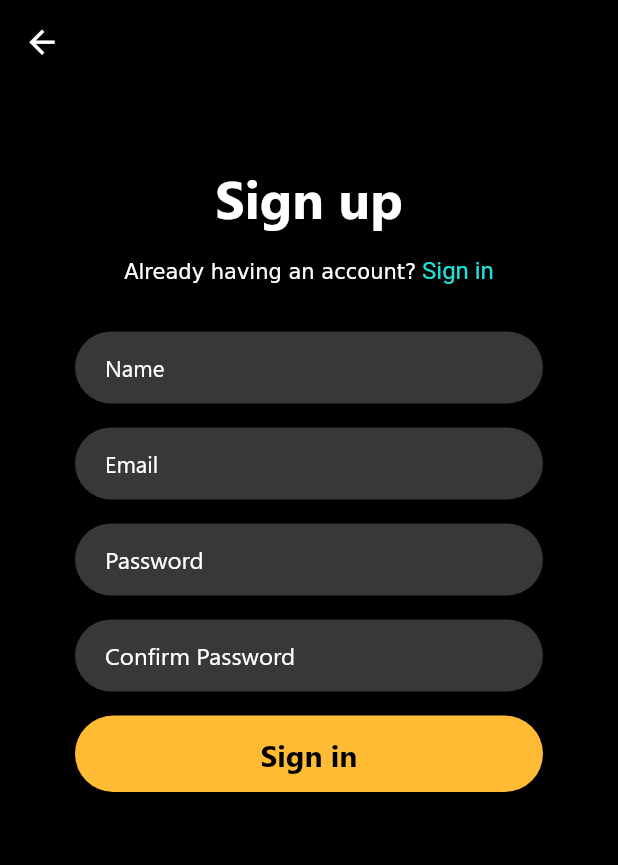
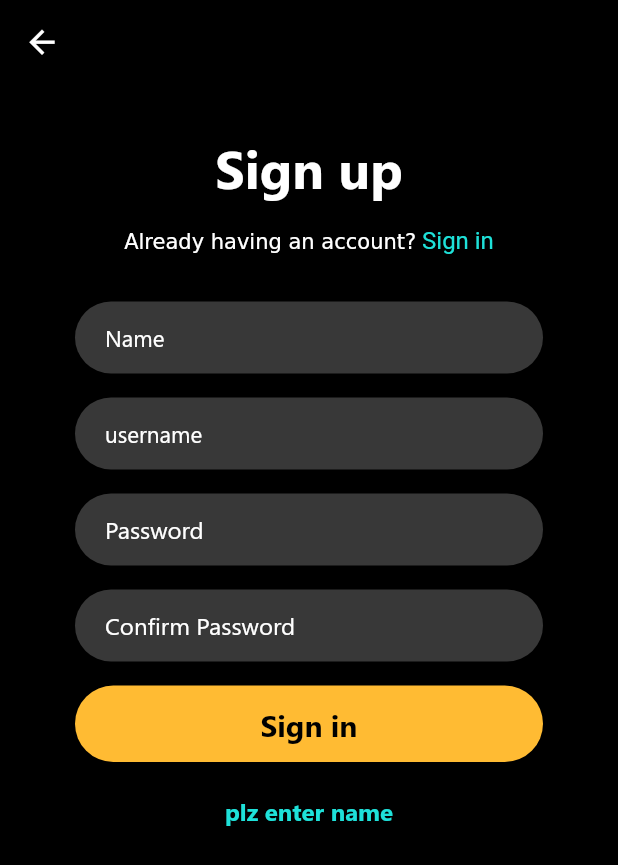
Before and after one commit to Yash2412/MovieZone, a Flutter app: the SignUpScreen screen opened directly, scrolled down 56 dp, after a tap on "Sign in", on a phone screen of 412 x 824 dp. Shown: the top 865 px of the screen. Run offline on Flutter 3.47's test engine with Material 2 defaults, Android fonts, the phone set to English and light mode, and no system bars; our stand-ins replace carousel_slider; missing offline and left inert: flutter_statusbarcolor; network calls fail.

Commit message:
signup connected to api

```diff
--- a/lib/screens/SignIn-UpScreen.dart
+++ b/lib/screens/SignIn-UpScreen.dart
@@ -1,3 +1,5 @@
+// ignore: avoid_web_libraries_in_flutter
+
 import 'package:flutter/gestures.dart';
 import 'package:flutter/material.dart';
 import 'package:http/http.dart' as http;
@@ -262,12 +264,66 @@ class _SignInScreenState extends State<SignInScreen> {
   }
 }
 
+String errorForSigup(num) {
+  if (num == 1) {
+    return "plz enter name";
+  } else if (num == 2) {
+    return "plz enter username";
+  } else if (num == 3) {
+    return "plz enter password";
+  } else if (num == 4)
+    return "plz again enter password";
+  else if (num == 5)
+    return "username alredy exist";
+  else if (num == 6)
+    return "password did not match";
+  else if (num == 7) return "user created succesfully";
+  return "server timed out";
+}
+
+class SignupObj {
+  bool issuccesful;
+  int value;
+  SignupObj({this.issuccesful, this.value});
+  factory SignupObj.fromJson(Map json) {
+    return SignupObj(issuccesful: json['issuccesful'], value: json['value']);
+  }
+}
+
+Future<SignupObj> fetchSignup(
+    String username, String password, String name) async {
+  final http.Response response = await http.post(
+    "http://10.0.2.2:3000/signup",
+    headers: <String, String>{
+      'Content-Type': 'application/json; charset=UTF-8',
+    },
+    body: jsonEncode(<String, String>{
+      'username': username,
+      'password': password,
+      'name': name,
+    }),
+  );
+
+  if (response.statusCode == 200) {
+    return SignupObj.fromJson(jsonDecode(response.body));
+  } else {
+    return SignupObj.fromJson({'issuccesful': false, 'value': 8});
+  }
+}
+
 class SignUpScreen extends StatefulWidget {
   @override
   _SignUpScreenState createState() => _SignUpScreenState();
 }
 
 class _SignUpScreenState extends State<SignUpScreen> {
+  var name = '';
+  var username = '';
+  var password = '';
+  var confirmpassword = '';
+  var value = 0;
+  var isloading = false;
+  var iserror = false;
   @override
   Widget build(BuildContext context) {
     return Scaffold(
@@ -285,7 +341,7 @@ class _SignUpScreenState extends State<SignUpScreen> {
             mainAxisAlignment: MainAxisAlignment.start,
             crossAxisAlignment: CrossAxisAlignment.center,
             children: <Widget>[
-              SizedBox(height: 100),
+              SizedBox(height: 80),
               Container(
                 margin: EdgeInsets.symmetric(vertical: 8),
                 child: Text(
@@ -320,6 +376,11 @@ class _SignUpScreenState extends State<SignUpScreen> {
                   margin: EdgeInsets.symmetric(vertical: 8),
                   width: MediaQuery.of(context).size.width - 100,
                   child: TextField(
+                    onChanged: (value) {
+                      setState(() {
+                        name = value;
+                      });
+                    },
                     maxLines: 1,
                     minLines: 1,
                     style: TextStyle(fontSize: 15, color: Colors.white),
@@ -340,6 +401,11 @@ class _SignUpScreenState extends State<SignUpScreen> {
                   margin: EdgeInsets.symmetric(vertical: 8),
                   width: MediaQuery.of(context).size.width - 100,
                   child: TextField(
+                    onChanged: (value) {
+                      setState(() {
+                        username = value;
+                      });
+                    },
                     maxLines: 1,
                     minLines: 1,
                     style: TextStyle(fontSize: 15, color: Colors.white),
@@ -347,7 +413,7 @@ class _SignUpScreenState extends State<SignUpScreen> {
                         contentPadding:
                             EdgeInsets.symmetric(vertical: 12, horizontal: 20),
                         filled: true,
-                        hintText: 'Email',
+                        hintText: 'username',
                         hintStyle: TextStyle(fontSize: 15, color: Colors.white),
                         border: new OutlineInputBorder(
                             borderRadius: const BorderRadius.all(
@@ -360,6 +426,11 @@ class _SignUpScreenState extends State<SignUpScreen> {
                   margin: EdgeInsets.symmetric(vertical: 8),
                   width: MediaQuery.of(context).size.width - 100,
                   child: TextField(
+                    onChanged: (value) {
+                      setState(() {
+                        password = value;
+                      });
+                    },
                     maxLines: 1,
                     minLines: 1,
                     obscureText: true,
@@ -382,6 +453,11 @@ class _SignUpScreenState extends State<SignUpScreen> {
                   margin: EdgeInsets.symmetric(vertical: 8),
                   width: MediaQuery.of(context).size.width - 100,
                   child: TextField(
+                    onChanged: (value) {
+                      setState(() {
+                        confirmpassword = value;
+                      });
+                    },
                     maxLines: 1,
                     minLines: 1,
                     obscureText: true,
@@ -407,7 +483,65 @@ class _SignUpScreenState extends State<SignUpScreen> {
                   padding: EdgeInsets.symmetric(vertical: 12),
                   shape: RoundedRectangleBorder(
                       borderRadius: BorderRadius.circular(27.0)),
-                  onPressed: () {},
+                  onPressed: () async {
+                    if (name == '') {
+                      setState(() {
+                        value = 1;
+                        iserror = true;
+                      });
+                    } else if (username == '') {
+                      setState(() {
+                        value = 2;
+                        iserror = true;
+                      });
+                    } else if (password == '') {
+                      setState(() {
+                        value = 3;
+                        iserror = true;
+                      });
+                    } else if (confirmpassword == '') {
+                      setState(() {
+                        value = 4;
+                        iserror = true;
+                      });
+                    } else if (confirmpassword != password) {
+                      setState(() {
+                        value = 6;
+                        iserror = true;
+                      });
+                    } else {
+                      setState(() {
+                        isloading = true;
+                        iserror = false;
+                      });
+                      var temp = await fetchSignup(username, password, name)
+                          .timeout(const Duration(seconds: 8), onTimeout: () {
+                        return SignupObj.fromJson(
+                            {'issuccesful': false, 'value': 8});
+                      });
+                      if (temp.value == 8) {
+                        setState(() {
+                          isloading = false;
+                          iserror = true;
+                          value = 8;
+                        });
+                      } else {
+                        if (temp.issuccesful) {
+                          setState(() {
+                            isloading = false;
+                            iserror = true;
+                            value = 7;
+                          });
+                        } else {
+                          setState(() {
+                            isloading = false;
+                            iserror = true;
+                            value = 5;
+                          });
+                        }
+                      }
+                    }
+                  },
                   color: kColorYellow,
                   textColor: Colors.white,
                   child: Text("Sign in",
@@ -417,19 +551,30 @@ class _SignUpScreenState extends State<SignUpScreen> {
                           fontWeight: FontWeight.bold)),
                 ),
               ),
-              // Container(
-              //   width: MediaQuery.of(context).size.width - 100,
-              //   margin: EdgeInsets.symmetric(vertical: 8),
-              //   child: FlatButton(
-              //     onPressed: () {},
-              //     textColor: Colors.white,
-              //     child: Text("Forgot password?",
-              //         style: TextStyle(
-              //             fontSize: 16,
-              //             color: kColorYellow,
-              //             fontWeight: FontWeight.bold)),
-              //   ),
-              // ),
+              Visibility(
+                  visible: iserror,
+                  child: Container(
+                    width: MediaQuery.of(context).size.width - 100,
+                    height: 50,
+                    child: Center(
+                      child: Text(errorForSigup(value),
+                          style: TextStyle(
+                              fontSize: 16,
+                              color: kColorCyan,
+                              fontWeight: FontWeight.bold)),
+                    ),
+                  )),
+              Visibility(
+                  visible: isloading,
+                  child: Container(
+                    width: 100,
+                    height: 100,
+                    decoration: BoxDecoration(
+                        image: new DecorationImage(
+                      image: AssetImage("images/loading5.gif"),
+                      fit: BoxFit.cover,
+                    )),
+                  ))
             ],
           ),
         ),
```
Also changed, not shown: lib/screens/firstscreen.dart (+6 -3 lines).
